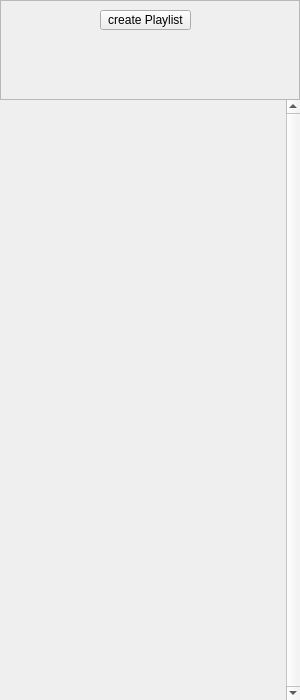
Old version of the form src/bars/sidebar/sidebar.ui in the repository Nmstr/Auralium.
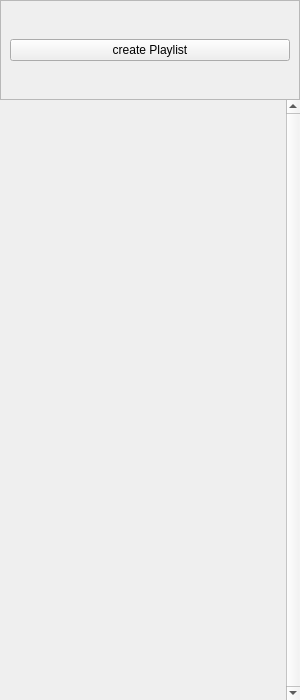
New version of the form.

Commit message: minor cosmetic changes for create playlist button

```diff
--- a/src/bars/sidebar/sidebar.ui
+++ b/src/bars/sidebar/sidebar.ui
@@ -79,19 +79,15 @@
         <property name="frameShadow">
          <enum>QFrame::Raised</enum>
         </property>
+        <layout class="QVBoxLayout" name="verticalLayout_2">
+         <item>
         <widget class="QPushButton" name="playlistsCreateBtn">
-         <property name="geometry">
-          <rect>
-           <x>100</x>
-           <y>10</y>
-           <width>91</width>
-           <height>20</height>
-          </rect>
-         </property>
          <property name="text">
           <string>create Playlist</string>
          </property>
         </widget>
+         </item>
+        </layout>
        </widget>
       </item>
       <item>
```
Lines whose indentation alone changed are shown as unchanged.
